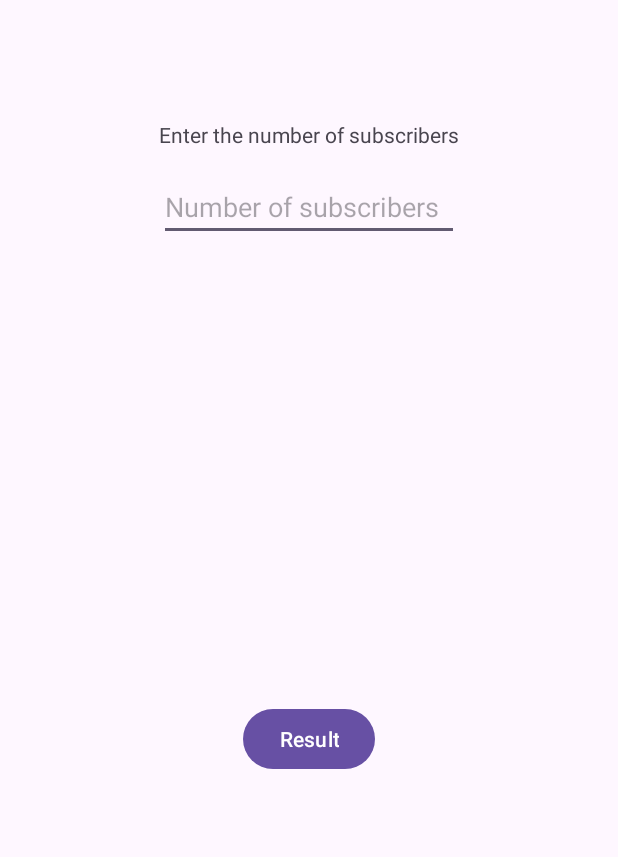
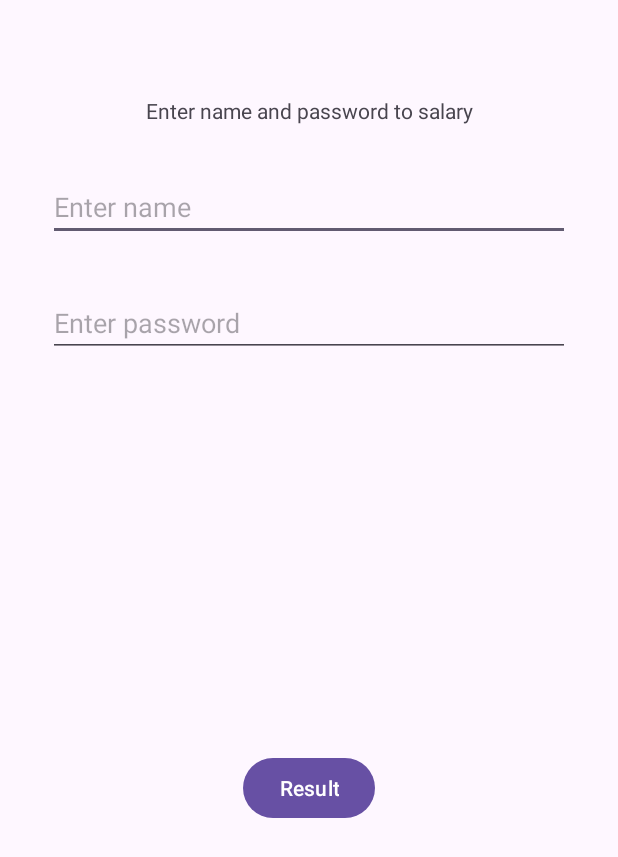
Before and after one commit to DmitryYazykov/MyApplication, an Android app: the layout activity_main.xml on its own in the app's theme, with its tools: preview values and no code run, on a phone screen of 412 x 824 dp. Shown: the top 857 px of the screen. Run offline under Robolectric (Android 15) with nearby library versions, the phone set to English and light mode, and no system bars.

Commit message:
Add name and pass

```diff
--- a/app/src/main/res/layout/activity_main.xml
+++ b/app/src/main/res/layout/activity_main.xml
@@ -6,42 +6,36 @@
     android:layout_height="match_parent"
     tools:context=".MainActivity">
 
-    <TextView
-        android:id="@+id/textView"
-        android:layout_width="wrap_content"
-        android:layout_height="wrap_content"
-        android:layout_marginTop="80dp"
-        android:text="@string/subscribers"
-        app:layout_constraintEnd_toEndOf="parent"
-        app:layout_constraintStart_toStartOf="parent"
-        app:layout_constraintTop_toTopOf="parent" />
-
     <EditText
-        android:id="@+id/edValue"
+        android:id="@+id/editTextName"
         android:layout_width="0dp"
         android:layout_height="wrap_content"
-        android:layout_marginTop="16dp"
+        android:layout_marginStart="32dp"
+        android:layout_marginTop="32dp"
+        android:layout_marginEnd="32dp"
         android:autofillHints=""
         android:ems="10"
-        android:hint="@string/edText"
-        android:inputType="number"
-        app:layout_constraintEnd_toEndOf="@+id/textView"
-        app:layout_constraintStart_toStartOf="@+id/textView"
-        app:layout_constraintTop_toBottomOf="@+id/textView"
-        tools:ignore="DuplicateIds" />
+        android:hint="@string/enterName"
+        android:inputType="textPersonName"
+        app:layout_constraintEnd_toEndOf="parent"
+        app:layout_constraintHorizontal_bias="0.0"
+        app:layout_constraintStart_toStartOf="parent"
+        app:layout_constraintTop_toBottomOf="@+id/textSalary"
+        tools:ignore="DuplicateIds,MissingConstraints" />
 
     <TextView
         android:id="@+id/tvResult"
-        android:layout_width="0dp"
+        android:layout_width="wrap_content"
         android:layout_height="wrap_content"
-        android:layout_marginTop="16dp"
+        android:layout_marginTop="32dp"
         android:gravity="center"
         android:text="@string/textResult"
         android:textColor="@color/design_default_color_secondary"
         android:visibility="gone"
-        app:layout_constraintEnd_toEndOf="@+id/textView"
-        app:layout_constraintStart_toStartOf="@+id/textView"
-        app:layout_constraintTop_toBottomOf="@+id/edValue" />
+        app:layout_constraintEnd_toEndOf="parent"
+        app:layout_constraintStart_toStartOf="parent"
+        app:layout_constraintTop_toBottomOf="@+id/editTextPassword"
+        tools:ignore="MissingConstraints" />
 
     <Button
         android:id="@+id/btResult"
@@ -49,9 +43,36 @@
         android:layout_height="wrap_content"
         android:text="@string/result"
         app:layout_constraintBottom_toBottomOf="parent"
+        app:layout_constraintEnd_toEndOf="@+id/editTextName"
+        app:layout_constraintHorizontal_bias="0.501"
+        app:layout_constraintStart_toStartOf="@+id/editTextName"
+        app:layout_constraintTop_toBottomOf="@+id/tvResult"
+        app:layout_constraintVertical_bias="0.489" />
+
+    <TextView
+        android:id="@+id/textSalary"
+        android:layout_width="wrap_content"
+        android:layout_height="wrap_content"
+        android:layout_marginTop="64dp"
+        android:text="@string/enter_name_and_password_to_salary"
+        app:layout_constraintEnd_toEndOf="@+id/editTextName"
+        app:layout_constraintStart_toStartOf="@+id/editTextName"
+        app:layout_constraintTop_toTopOf="parent" />
+
+    <EditText
+        android:id="@+id/editTextPassword"
+        android:layout_width="match_parent"
+        android:layout_height="wrap_content"
+        android:layout_marginStart="32dp"
+        android:layout_marginTop="32dp"
+        android:layout_marginEnd="32dp"
+        android:autofillHints=""
+        android:ems="10"
+        android:hint="@string/enter_password"
         app:layout_constraintEnd_toEndOf="parent"
         app:layout_constraintStart_toStartOf="parent"
-        app:layout_constraintTop_toBottomOf="@+id/tvResult" />
+        app:layout_constraintTop_toBottomOf="@+id/editTextName"
+        tools:ignore="MissingConstraints" />
 
 
 </androidx.constraintlayout.widget.ConstraintLayout>
--- a/app/src/main/res/values/strings.xml
+++ b/app/src/main/res/values/strings.xml
@@ -4,4 +4,7 @@
     <string name="edText">Number of subscribers</string>
     <string name="result">Result</string>
     <string name="textResult">Text result</string>
+    <string name="enterName">Enter name</string>
+    <string name="enter_name_and_password_to_salary">Enter name and password to salary</string>
+    <string name="enter_password">Enter password</string>
 </resources>
```
Also changed, not shown: app/src/main/java/ru/myapplication/MainActivity.kt (+44 -9 lines), app/src/main/java/ru/myapplication/constants/Constants.kt (added, +22 -0 lines), 1 other file.
